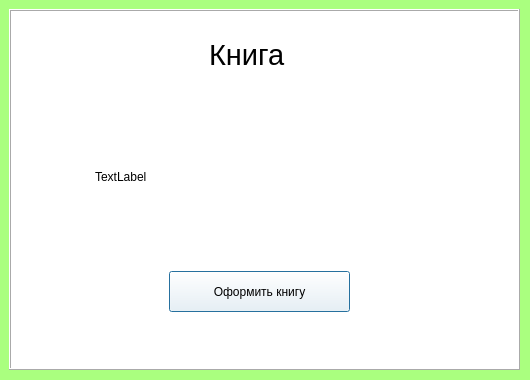
Before: the Qt Designer form forms/Книга.ui in julik002/biblioteka, drawn with Qt 5.
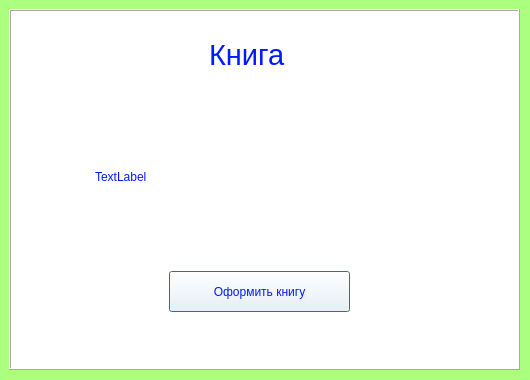
After: the same form once the commit is applied.

The edit to the form file:
```diff
--- a/forms/Книга.ui
+++ b/forms/Книга.ui
@@ -14,7 +14,8 @@
    <string>Книга</string>
   </property>
   <property name="styleSheet">
-   <string notr="true">background-color:rgb(170, 255, 127)</string>
+   <string notr="true">background-color:rgb(170, 255, 127);
+color: rgb(0, 26, 255);</string>
   </property>
   <widget class="QFrame" name="frame">
    <property name="geometry">
```
